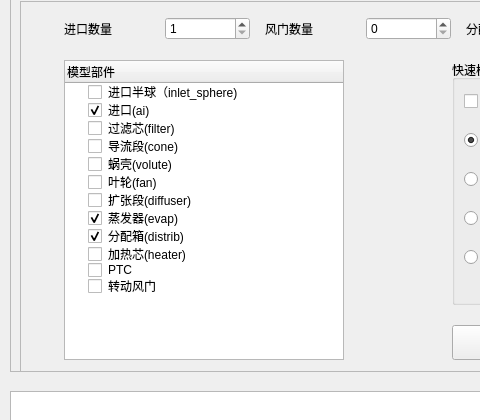
Qt form fluent_gui/ui_qt/ui_main.ui (qweaxdzsc/fluent_add_on) before a commit; both pictures show x 0 to 480 and y 165 to 585 of the 950 by 759 pixel window.
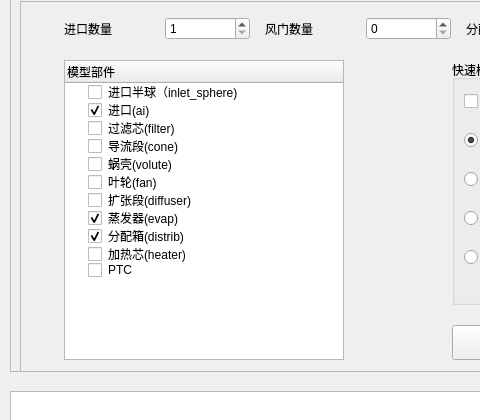
The same form after that commit. Icons and pictures are not drawn.

Commit message: - update fluent_gui   - use "风门数量" to replace "转动风门" at model tree. And now the valve is start from valve1.

Patch:
```diff
--- a/fluent_gui/ui_qt/ui_main.ui
+++ b/fluent_gui/ui_qt/ui_main.ui
@@ -232,14 +232,6 @@
              <enum>Unchecked</enum>
             </property>
            </item>
-           <item>
-            <property name="text">
-             <string>转动风门</string>
-            </property>
-            <property name="checkState">
-             <enum>Unchecked</enum>
-            </property>
-           </item>
           </widget>
          </item>
          <item row="0" column="0" colspan="2">
```
The commit also changes 14 other files.
